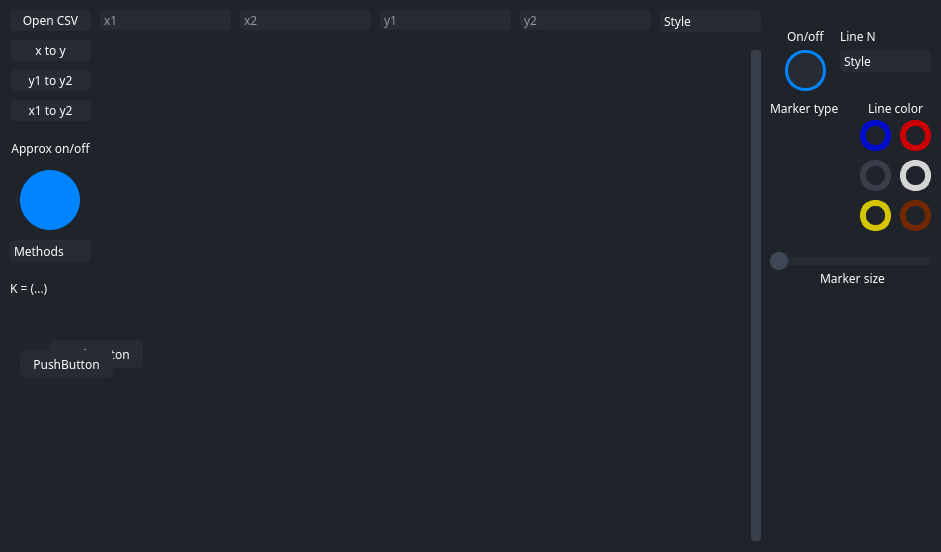
RogMin/MIPT-CODING_py_project, file ui/design.ui: the form before one commit.
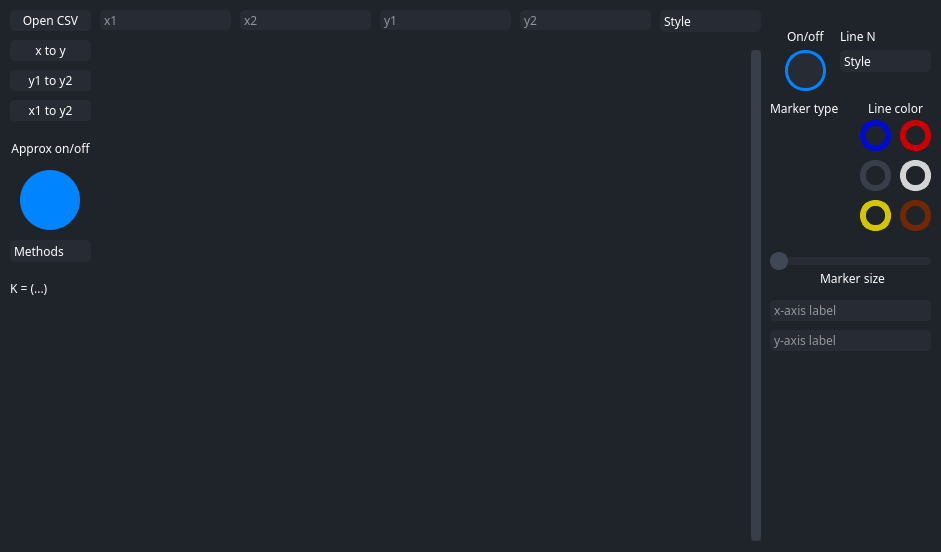
The form after the commit. Icons and pictures are not drawn.

What changed in the file:
```diff
--- a/ui/design.ui
+++ b/ui/design.ui
@@ -658,30 +658,30 @@
      <string>Marker size</string>
     </property>
    </widget>
-   <widget class="QPushButton" name="pushButton">
+   <widget class="QLineEdit" name="x_label_inp">
     <property name="geometry">
      <rect>
-      <x>50</x>
-      <y>340</y>
-      <width>93</width>
-      <height>28</height>
+      <x>770</x>
+      <y>300</y>
+      <width>161</width>
+      <height>21</height>
      </rect>
     </property>
-    <property name="text">
-     <string>PushButton</string>
+    <property name="placeholderText">
+     <string>x-axis label</string>
     </property>
    </widget>
-   <widget class="QPushButton" name="pushButton_2">
+   <widget class="QLineEdit" name="y_label_inp">
     <property name="geometry">
      <rect>
-      <x>20</x>
-      <y>350</y>
-      <width>93</width>
-      <height>28</height>
+      <x>770</x>
+      <y>330</y>
+      <width>161</width>
+      <height>21</height>
      </rect>
     </property>
-    <property name="text">
-     <string>PushButton</string>
+    <property name="placeholderText">
+     <string>y-axis label</string>
     </property>
    </widget>
   </widget>
```
